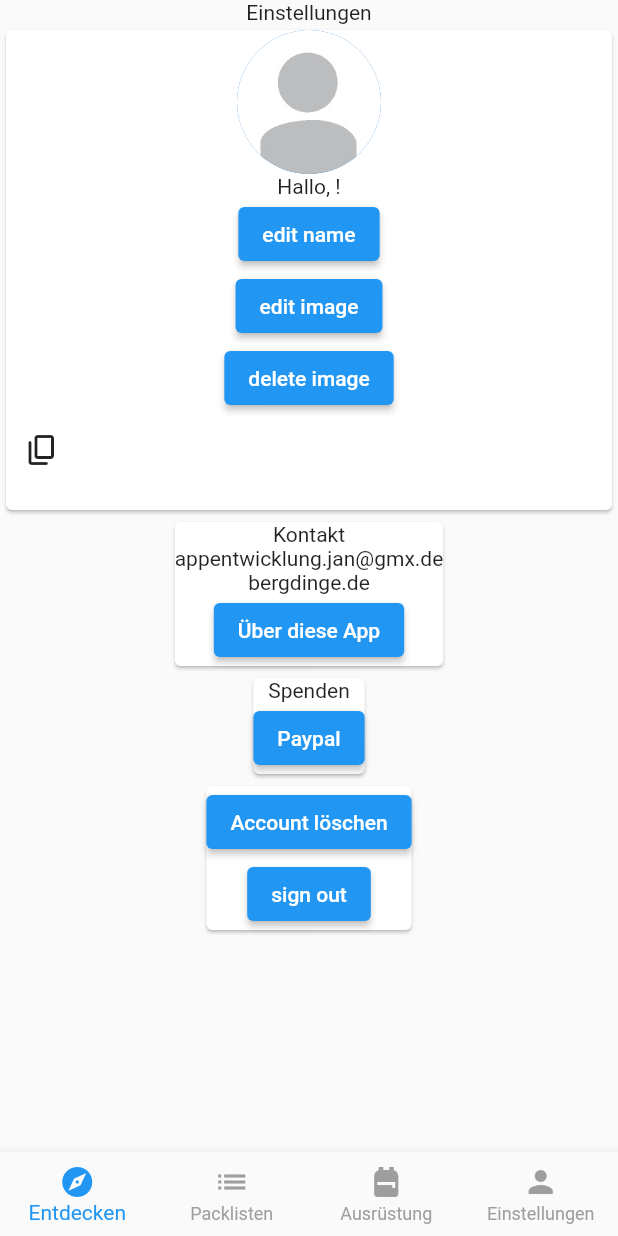
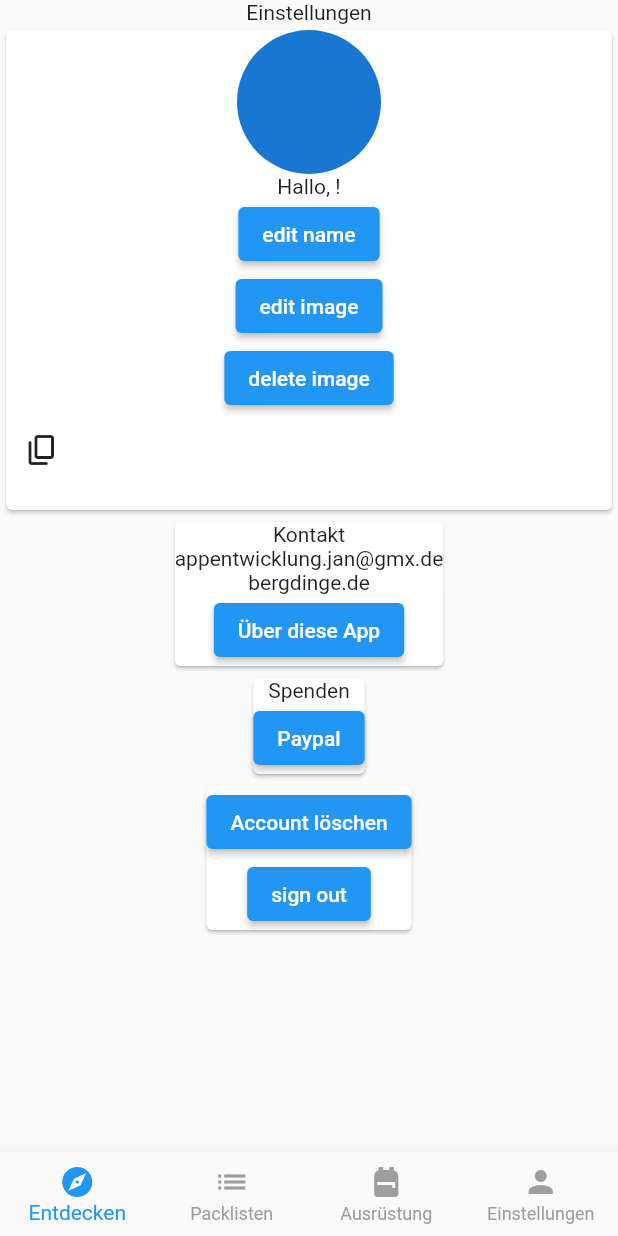
Before and after one commit to jan-wms/bergdinge, a Flutter app: the SettingsPage screen opened by its route, after a tap on "delete image", on a phone screen of 412 x 824 dp. Run offline on Flutter 3.47's test engine with Material 2 defaults, Android fonts, the phone set to English and light mode, and no system bars; our stand-ins replace cloud_firestore, dio, file_picker, firebase_auth, firebase_core, firebase_storage and 7 more; missing offline and left inert: crop_your_image, google_sign_in_platform_interface, google_sign_in_web; accounts and stored records are empty; network calls fail.

Commit message:
2023-06-30

```diff
--- a/lib/pages/introduction/setup_screen.dart
+++ b/lib/pages/introduction/setup_screen.dart
@@ -23,6 +23,7 @@ class SetupScreen extends StatefulWidget {
 class _SetupScreenState extends State<SetupScreen> {
   late final bool isMobile = kIsWeb || Platform.isMacOS ? false : true;
   final _pageController = PageController(initialPage: 0);
+
   final _formKey = GlobalKey<FormState>();
   final _textFieldController = TextEditingController();
 
--- a/lib/pages/settings/settings_page.dart
+++ b/lib/pages/settings/settings_page.dart
@@ -1,82 +1,69 @@
 import 'package:cloud_firestore/cloud_firestore.dart';
 import 'package:equipment_app/custom_widgets/custom_dialog.dart';
+import 'package:equipment_app/data/providers.dart';
 import 'package:firebase_storage/firebase_storage.dart';
 import 'package:flutter/material.dart';
 import 'package:flutter/services.dart';
+import 'package:flutter_riverpod/flutter_riverpod.dart';
 import 'package:go_router/go_router.dart';
 
 import '../../firebase/firebase_auth.dart';
 
-class SettingsPage extends StatefulWidget {
-  const SettingsPage({Key? key}) : super(key: key);
+class SettingsPage extends ConsumerWidget {
+  const SettingsPage({super.key});
 
   @override
-  State<SettingsPage> createState() => _SettingsPageState();
-}
-
-class _SettingsPageState extends State<SettingsPage> {
-  @override
-  void initState() {
-    super.initState();
-  }
-
-  @override
-  Widget build(BuildContext context) {
+  Widget build(BuildContext context, WidgetRef ref) {
+    final userData = ref.watch(userDataStreamProvider).value;
     return Column(
       children: [
         const Text("Einstellungen"),
         Card(
-          child: StreamBuilder<Object>(
-              stream: FirebaseFirestore.instance
-                  .collection("users")
-                  .doc(Auth().user!.uid)
-                  .snapshots(),
-              builder: (context, AsyncSnapshot snapshot) {
-                if (!snapshot.hasData || snapshot.hasError) {
-                  return const CircularProgressIndicator.adaptive();
-                }
-                var data = snapshot.data;
-                return Column(
+          child: Column(
             children: [
-                    FutureBuilder(
-                        future: FirebaseStorage.instance
-                            .ref()
-                            .child("users/${Auth().user!.uid}/profile.jpg")
-                            .getData(),
-                        builder: (context, snapshot) {
-                          if (snapshot.hasError) {
-                            print(snapshot.error);
-                          }
-
-                          return CircleAvatar(
+              CircleAvatar(
                 radius: 48,
-                            backgroundImage: !snapshot.hasData || snapshot.data == null ? Image.asset('assets/images/placeholder.jpg').image : Image.memory(snapshot.data!).image,
-                          );
-                        }),
-                    Text('Hallo, ${data['name']}!'),
-                    ElevatedButton(onPressed: () {
-                      context.pushNamed("setup", queryParameters: {'editValue': 'name'});
-                    }, child: const Text('edit name')),
-                    ElevatedButton(onPressed: () {
-                      context.pushNamed("setup", queryParameters: {'editValue': 'image'});
-                    }, child: const Text('edit image')),
-                    ElevatedButton(onPressed: () async {
+                backgroundImage: ref.watch(profilePictureStreamProvider).value,
+              ),
+              Text('Hallo, ${userData?['name']}!'),
+              ElevatedButton(
+                  onPressed: () {
+                    context.pushNamed("setup",
+                        queryParameters: {'editValue': 'name'});
+                  },
+                  child: const Text('edit name')),
+              ElevatedButton(
+                  onPressed: () {
+                    context.pushNamed("setup",
+                        queryParameters: {'editValue': 'image'});
+                  },
+                  child: const Text('edit image')),
+              ElevatedButton(
+                  onPressed: () async {
                     await FirebaseStorage.instance
                         .ref("users/${Auth().user!.uid}")
                         .child('profile.jpg')
                         .delete()
-                          .then((value) {
-                        CustomDialog.showCustomInformationDialog(context: context, description: 'Profilbild gelöscht.');
-                      });
-                    }, child: const Text('delete image')),
+                        .then(
+                          (value) => FirebaseFirestore.instance
+                              .collection("users")
+                              .doc(Auth().user?.uid)
+                              .update({
+                            "profilePicture": FieldValue.delete(),
+                          }).then((value) =>
+                                  CustomDialog.showCustomInformationDialog(
+                                      context: context,
+                                      description: 'Profilbild gelöscht.')),
+                        );
+                  },
+                  child: const Text('delete image')),
               Row(
                 mainAxisSize: MainAxisSize.max,
                 children: [
-                        Text(data['email'] ?? 'keine email'),
+                  Text(userData?['email'] ?? 'keine email'),
                   IconButton(
                       onPressed: () async {
-                              Clipboard.setData(
-                                      ClipboardData(text: Auth().user!.uid))
+                        Clipboard.setData(ClipboardData(text: Auth().user!.uid))
                             .then((_) {
                           ScaffoldMessenger.of(context).showSnackBar(
                               const SnackBar(
@@ -91,8 +78,7 @@ class _SettingsPageState extends State<SettingsPage> {
                 Auth().user!.uid,
               ),
             ],
-                );
-              }),
+          ),
         ),
         Card(
           child: Column(
@@ -105,8 +91,7 @@ class _SettingsPageState extends State<SettingsPage> {
                     showAboutDialog(
                         context: context,
                         applicationName: 'Bergdinge',
-                      applicationVersion: 'Version 1.0.0'
-                    );
+                        applicationVersion: 'Version 1.0.0');
                   },
                   child: const Text('Über diese App')),
             ],
--- a/lib/router.dart
+++ b/lib/router.dart
@@ -34,7 +34,14 @@ final routerProvider = Provider<GoRouter>((ref) {
       ),
       GoRoute(
         path: '/welcome',
-        builder: (context, state) => const IntroductionPage(),
+        pageBuilder: (context, state) {
+          return CustomTransitionPage(
+            key: state.pageKey,
+            child: const IntroductionPage(),
+            transitionDuration: Duration.zero,
+            transitionsBuilder: (_, __, ___, Widget child) => child,
+          );
+        },
       ),
       GoRoute(
         parentNavigatorKey: _rootNavigatorKey,
@@ -50,15 +57,36 @@ final routerProvider = Provider<GoRouter>((ref) {
           routes: [
             GoRoute(
               path: '/',
-              builder: (context, state) => const HomePage(),
+              pageBuilder: (context, state) {
+                return CustomTransitionPage(
+                  key: state.pageKey,
+                  child: const HomePage(),
+                  transitionDuration: Duration.zero,
+                  transitionsBuilder: (_, __, ___, Widget child) => child,
+                );
+              },
             ),
             GoRoute(
               path: '/settings',
-              builder: (context, state) => const SettingsPage(),
+              pageBuilder: (context, state) {
+                return CustomTransitionPage(
+                  key: state.pageKey,
+                  child: const SettingsPage(),
+                  transitionDuration: Duration.zero,
+                  transitionsBuilder: (_, __, ___, Widget child) => child,
+                );
+              },
             ),
             GoRoute(
                 path: '/packing_plan',
-                builder: (context, state) => const PackingPlanPage(),
+                pageBuilder: (context, state) {
+                  return CustomTransitionPage(
+                    key: state.pageKey,
+                    child: const PackingPlanPage(),
+                    transitionDuration: Duration.zero,
+                    transitionsBuilder: (_, __, ___, Widget child) => child,
+                  );
+                },
                 routes: [
                   GoRoute(
                       path: 'edit',
@@ -75,7 +103,14 @@ final routerProvider = Provider<GoRouter>((ref) {
                 ]),
             GoRoute(
                 path: '/equipment',
-                builder: (context, state) => const EquipmentPage(),
+                pageBuilder: (context, state) {
+                  return CustomTransitionPage(
+                    key: state.pageKey,
+                    child: const EquipmentPage(),
+                    transitionDuration: Duration.zero,
+                    transitionsBuilder: (_, __, ___, Widget child) => child,
+                  );
+                },
                 routes: [
                   GoRoute(
                       path: 'edit',
--- a/pubspec.yaml
+++ b/pubspec.yaml
@@ -28,12 +28,12 @@ dependencies:
   cupertino_icons: ^1.0.2
   firebase_core: ^2.8.0
   firebase_auth: ^4.3.0
-  go_router: ^8.0.1
+  go_router: ^9.0.0
   flutter_riverpod: ^2.3.3
   cloud_firestore: ^4.4.5
   riverpod_annotation: ^2.0.3
   google_sign_in: ^6.1.0
-  image_picker: ^0.8.7+2
+  image_picker: ^1.0.0
   permission_handler: ^10.2.0
   file_picker: ^5.2.9
   crop_your_image: ^0.7.4
```
Also changed, not shown: lib/data/providers.dart (+37 -0 lines), lib/menu.dart (+10 -36 lines), pubspec.lock. Lines whose indentation alone changed are shown as unchanged.
